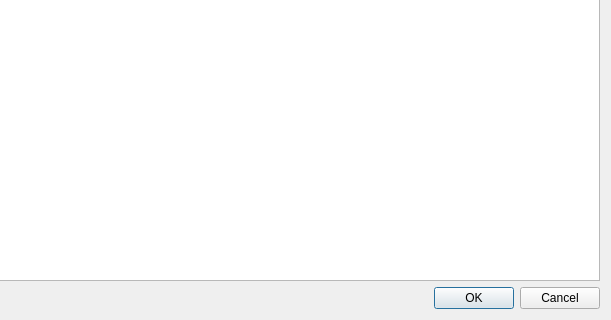
This is forms/dlgroutes.ui in eugene-pa/armdncqt as Qt 5 draws it before an edit; both pictures show x 440 to 1051 and y 336 to 656 of the 1051 by 656 pixel window. The edited form follows.
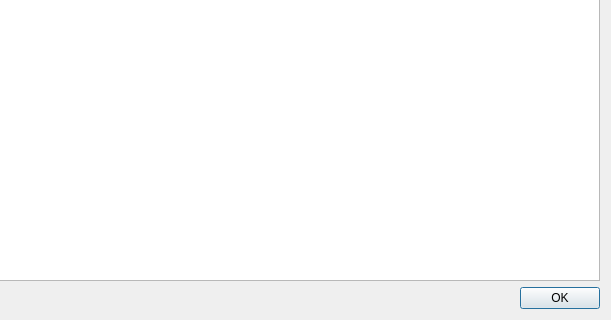
This is the edited form.

Diff of the .ui file:
```diff
--- a/forms/dlgroutes.ui
+++ b/forms/dlgroutes.ui
@@ -52,7 +52,7 @@
         <enum>Qt::Horizontal</enum>
        </property>
        <property name="standardButtons">
-        <set>QDialogButtonBox::Cancel|QDialogButtonBox::Ok</set>
+        <set>QDialogButtonBox::Ok</set>
        </property>
       </widget>
      </item>
```
